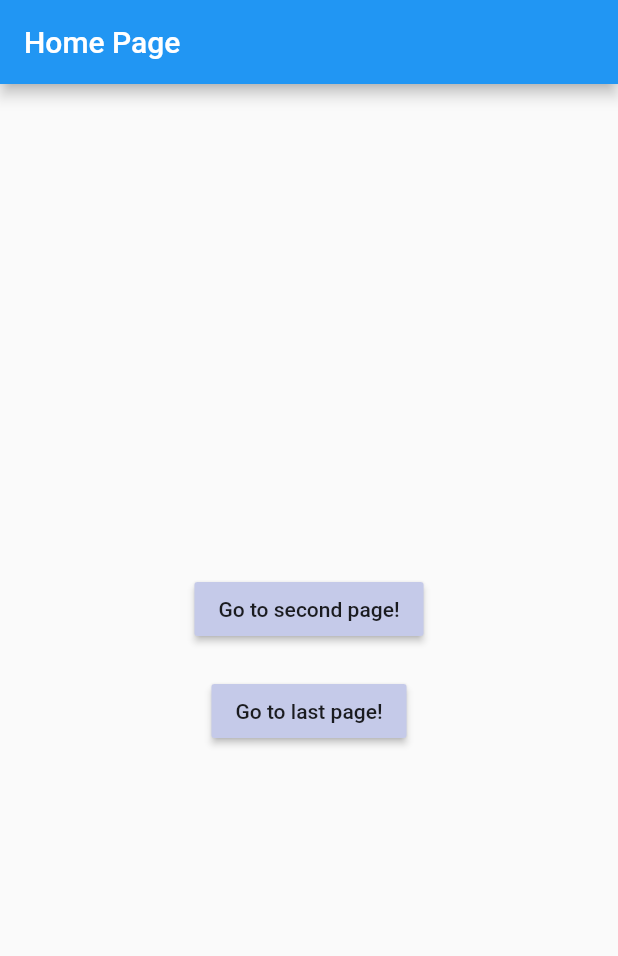
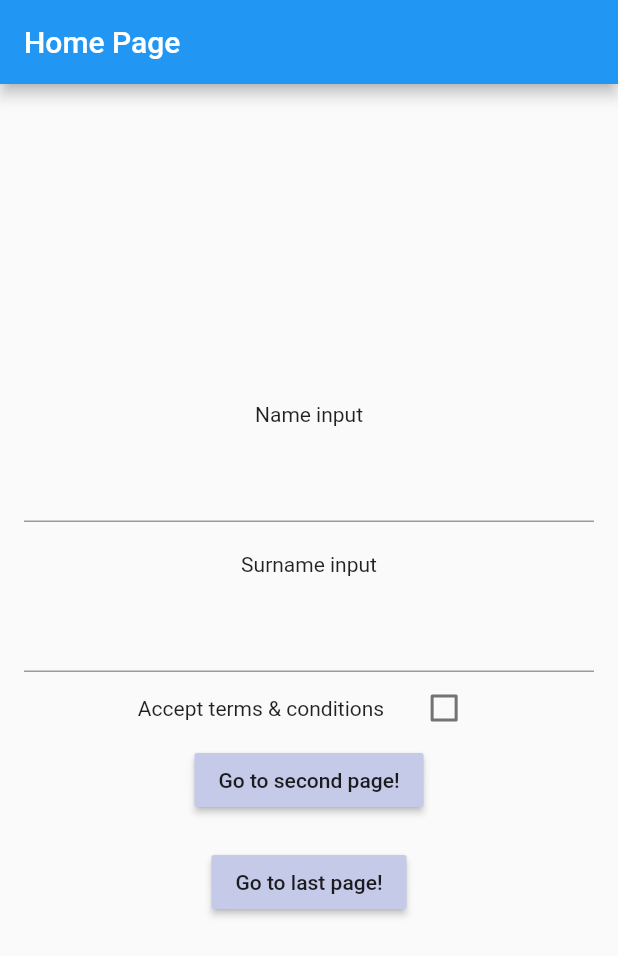
Before and after one commit to alfredobs97/Flutter-restoration-API-example, a Flutter app: the screen it shows after launch, on a phone screen of 412 x 824 dp. Shown: the top 956 px of the screen. Run offline on Flutter 3.47's test engine with Material 2 defaults, Android fonts, the phone set to English and light mode, and no system bars.

Commit message:
restore input & checkbox

```diff
--- a/lib/pages/home_page.dart
+++ b/lib/pages/home_page.dart
@@ -2,9 +2,30 @@ import 'package:flutter/material.dart';
 import 'package:restoration_api/app_router.dart';
 import 'package:restoration_api/pages/last_page.dart';
 import 'package:restoration_api/pages/second_page.dart';
+import 'package:restoration_api/utils/gender_enum.dart';
 
-class HomePage extends StatelessWidget {
+class HomePage extends StatefulWidget {
   const HomePage({Key? key}) : super(key: key);
+
+  @override
+  State<HomePage> createState() => _HomePageState();
+}
+
+class _HomePageState extends State<HomePage> with RestorationMixin {
+  final _nameController = RestorableTextEditingController();
+  final _surnameController = RestorableTextEditingController();
+
+  final RestorableBool _isTermsChecked = RestorableBool(false);
+
+  @override
+  String? get restorationId => 'MyHomePageRestorationId';
+
+  @override
+  void restoreState(RestorationBucket? oldBucket, bool initialRestore) {
+    registerForRestoration(_nameController, "nameController");
+    registerForRestoration(_surnameController, "surnameController");
+    registerForRestoration(_isTermsChecked, "termsChecked");
+  }
 
   @override
   Widget build(BuildContext context) {
@@ -13,9 +34,35 @@ class HomePage extends StatelessWidget {
         title: const Text('Home Page'),
       ),
       body: Center(
+        child: Padding(
+          padding: const EdgeInsets.all(16.0),
           child: Column(
             mainAxisAlignment: MainAxisAlignment.center,
             children: [
+              const Text('Name input'),
+              const SizedBox(height: 16),
+              TextField(
+                controller: _nameController.value,
+              ),
+              const SizedBox(height: 20),
+              const Text('Surname input'),
+              const SizedBox(height: 16),
+              TextField(
+                controller: _surnameController.value,
+              ),
+              Row(
+                mainAxisAlignment: MainAxisAlignment.center,
+                children: [
+                  const Text('Accept terms & conditions'),
+                  const SizedBox(width: 16),
+                  Checkbox(
+                    value: _isTermsChecked.value,
+                    onChanged: (value) => setState(() {
+                      _isTermsChecked.value = value ?? false;
+                    }),
+                  )
+                ],
+              ),
               MaterialButton(
                 color: Colors.indigo[100],
                 child: const Text('Go to second page!'),
@@ -30,6 +77,7 @@ class HomePage extends StatelessWidget {
             ],
           ),
         ),
+      ),
     );
   }
 }
```
Lines whose indentation alone changed are shown as unchanged.
